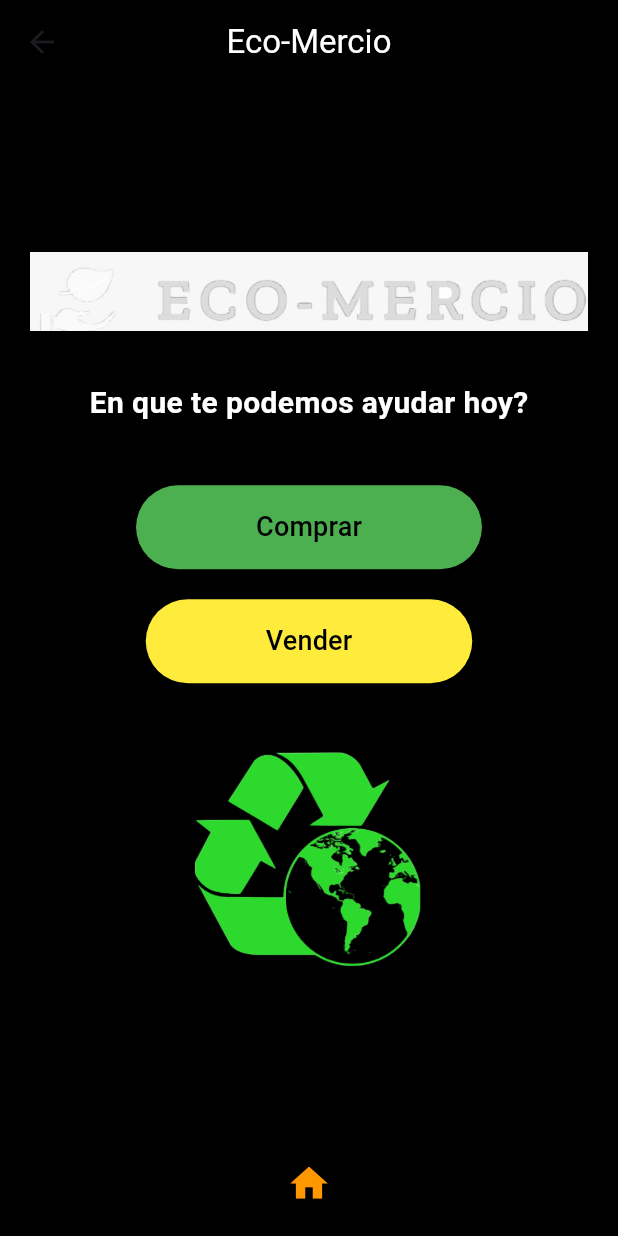
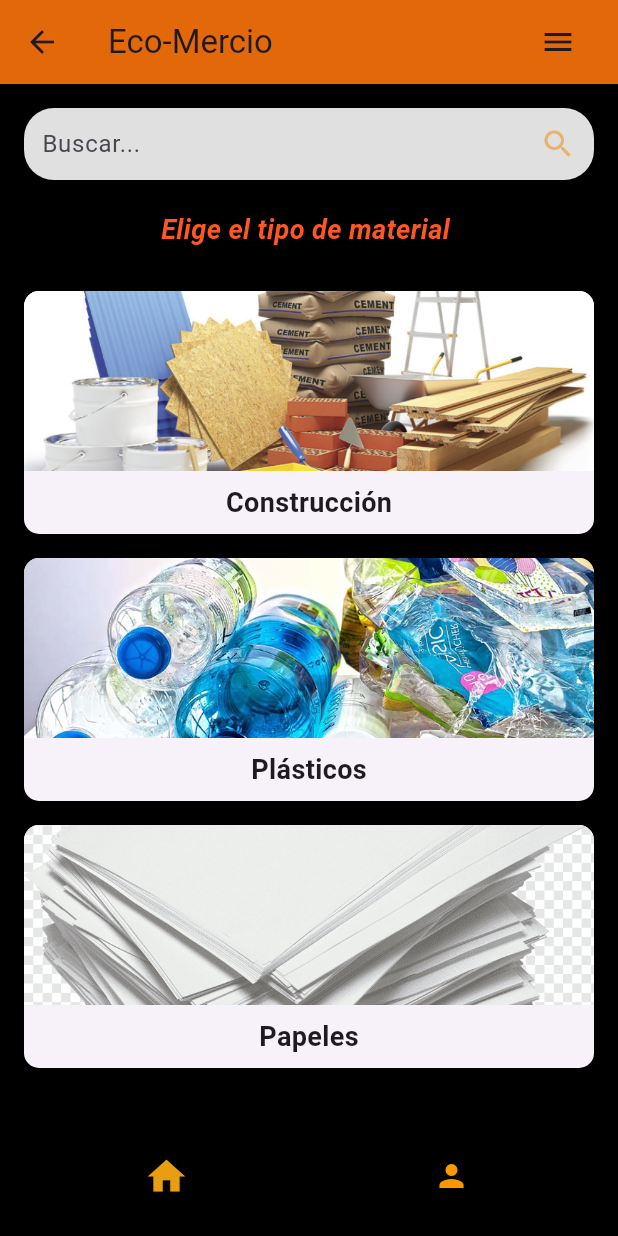
Before and after one commit to 22042001/front-reciclaje, a Flutter app: the HomeSelectionPage screen opened by its route, after a tap on "Vender", on a phone screen of 412 x 824 dp. Run offline on Flutter 3.47's test engine with Material 3 defaults, Android fonts, the phone set to English and light mode, and no system bars; our stand-ins replace shared_preferences; accounts and stored records are empty.

Commit message:
vista de matrial_home y Home_selection

```diff
--- a/lib/screens/home_selection_page.dart
+++ b/lib/screens/home_selection_page.dart
@@ -1,13 +1,31 @@
 import 'package:flutter/material.dart';
+import 'material_selection_page.dart'; // Asegúrate de importar la nueva pantalla
+import 'login_page.dart'; // Importa la pantalla de inicio de sesión
+import '../service/api_service.dart'; // Asegúrate de importar tu servicio API
 
 class HomeSelectionPage extends StatelessWidget {
+  final ApiService apiService = ApiService(); // Inicializa el servicio API
+
   @override
   Widget build(BuildContext context) {
     return Scaffold(
       appBar: AppBar(
-        backgroundColor: Colors.black,
+        backgroundColor: const Color.fromARGB(255, 234, 98, 8),
         title: Text('Eco-Mercio', style: TextStyle(color: Colors.white)),
         centerTitle: true,
+        actions: [
+          IconButton(
+            icon: Icon(Icons.logout, color: const Color.fromARGB(255, 11, 11, 11)),
+            onPressed: () async {
+              // Lógica para cerrar sesión
+              await apiService.logout(); // Llama a la función de cierre de sesión
+              Navigator.pushReplacement(
+                context,
+                MaterialPageRoute(builder: (context) => LoginPage()), // Redirige a la pantalla de inicio de sesión
+              );
+            },
+          ),
+        ],
       ),
       body: Container(
         padding: EdgeInsets.symmetric(horizontal: 20.0),
@@ -16,12 +34,12 @@ class HomeSelectionPage extends StatelessWidget {
           mainAxisAlignment: MainAxisAlignment.center,
           children: [
             Image.asset(
-              'assets/images/logo.jpg', // Asegúrate de tener esta imagen en tu carpeta de assets
+              'assets/images/logoeco-2.png', // Asegúrate de tener esta imagen en tu carpeta de assets
               height: 80,
             ),
             SizedBox(height: 20),
             Text(
-              'En que te podemos ayudar hoy?',
+              '¿En qué te podemos ayudar hoy?',
               style: TextStyle(
                 color: Colors.white,
                 fontSize: 20,
@@ -32,7 +50,7 @@ class HomeSelectionPage extends StatelessWidget {
             // Botón "Comprar"
             ElevatedButton(
               onPressed: () {
-                // Lógica para navegar a la vista de lista de publicaciones
+                // Navegar a la vista de lista de publicaciones
                 Navigator.pushNamed(context, '/listPublications');
               },
               style: ElevatedButton.styleFrom(
@@ -54,8 +72,11 @@ class HomeSelectionPage extends StatelessWidget {
             // Botón "Vender"
             ElevatedButton(
               onPressed: () {
-                // Lógica para navegar a la vista de crear publicación
-                Navigator.pushNamed(context, '/createOffer');
+                // Navegar a la pantalla de selección de tipo de material
+                Navigator.push(
+                  context,
+                  MaterialPageRoute(builder: (context) => MaterialSelectionPage()),
+                );
               },
               style: ElevatedButton.styleFrom(
                 backgroundColor: Colors.yellow, // Color de fondo del botón
@@ -81,18 +102,6 @@ class HomeSelectionPage extends StatelessWidget {
           ],
         ),
       ),
-      bottomNavigationBar: BottomAppBar(
-        color: Colors.black,
-        child: Container(
-          padding: EdgeInsets.all(10),
-          child: IconButton(
-            icon: Icon(Icons.home, color: Colors.orange, size: 30),
-            onPressed: () {
-              Navigator.pushNamed(context, '/'); // Volver a la pantalla de inicio de sesión
-            },
-          ),
-        ),
-      ),
     );
   }
 }
--- /dev/null
+++ b/lib/screens/material_selection_page.dart
@@ -0,0 +1,147 @@
+import 'package:flutter/material.dart';
+
+class MaterialSelectionPage extends StatelessWidget {
+  final List<String> materials = [
+    'Construcción',
+    'Plásticos',
+    'Papeles',
+    'Metal',
+    'Vidrios'
+  ];
+
+  final List<String> images = [
+    'assets/images/materiales.png',
+    'assets/images/consumo-de-plastico.jpg',
+    'assets/images/papel.png',
+    'assets/images/metales.jpg',
+    'assets/images/vidrio.jpg'
+  ];
+
+  @override
+  Widget build(BuildContext context) {
+    return Scaffold(
+      appBar: AppBar(
+        title: Row(
+          mainAxisAlignment: MainAxisAlignment.spaceBetween,
+          children: [
+            Text('Eco-Mercio'),
+            IconButton(
+              icon: Icon(Icons.menu),
+              onPressed: () {
+                // Lógica para el menú lateral
+              },
+            ),
+          ],
+        ),
+        backgroundColor: const Color.fromARGB(255, 227, 104, 10),
+      ),
+      body: Padding(
+        padding: const EdgeInsets.all(16.0),
+        child: Column(
+          children: [
+            // Barra de búsqueda
+            Container(
+              padding: EdgeInsets.symmetric(horizontal: 12.0),
+              decoration: BoxDecoration(
+                color: Colors.grey[300],
+                borderRadius: BorderRadius.circular(20),
+              ),
+              child: Row(
+                children: [
+                  Expanded(
+                    child: TextField(
+                      decoration: InputDecoration(
+                        hintText: 'Buscar...',
+                        border: InputBorder.none,
+                      ),
+                    ),
+                  ),
+                  Icon(Icons.search, color: const Color.fromARGB(137, 243, 141, 7)),
+                ],
+              ),
+            ),
+            SizedBox(height: 20),
+            // Título de la sección
+            Text(
+              'Elige el tipo de material ',
+              style: TextStyle(
+                fontSize: 18,
+                fontWeight: FontWeight.bold,
+                fontStyle: FontStyle.italic,
+                color: Color.fromARGB(255, 255, 87, 34), // Color personalizado usando ARGB
+              ),
+            ),
+            SizedBox(height: 20),
+            Expanded(
+              child: ListView.builder(
+                itemCount: materials.length,
+                itemBuilder: (context, index) {
+                  return GestureDetector(
+                    onTap: () {
+                      // Navegar al formulario de creación de oferta
+                      // Navigator.push(context, MaterialPageRoute(builder: (context) => CrearOfertaPage(material: materials[index])));
+                    },
+                    child: Card(
+                      margin: EdgeInsets.symmetric(vertical: 8.0),
+                      shape: RoundedRectangleBorder(
+                        borderRadius: BorderRadius.circular(10),
+                      ),
+                      child: Column(
+                        children: [
+                          ClipRRect(
+                            borderRadius: BorderRadius.vertical(
+                              top: Radius.circular(10),
+                            ),
+                            child: Image.asset(
+                              images[index],
+                              height: 120,
+                              width: double.infinity,
+                              fit: BoxFit.cover,
+                            ),
+                          ),
+                          Padding(
+                            padding: const EdgeInsets.all(8.0),
+                            child: Text(
+                              materials[index],
+                              style: TextStyle(
+                                fontSize: 18,
+                                fontWeight: FontWeight.bold,
+                              ),
+                            ),
+                          ),
+                        ],
+                      ),
+                    ),
+                  );
+                },
+              ),
+            ),
+          ],
+        ),
+      ),
+      bottomNavigationBar: BottomAppBar(
+        color: const Color.fromARGB(255, 0, 0, 0),
+        child: Container(
+          height: 50,
+          child: Row(
+            mainAxisAlignment: MainAxisAlignment.spaceAround,
+            children: [
+              IconButton(
+                icon: Icon(Icons.home, color: const Color.fromARGB(255, 233, 157, 17), size: 30),
+                onPressed: () {
+                  Navigator.pushNamed(context, '/homeSelection'); // Redirige a la pantalla principal
+                },
+              ),
+              IconButton(
+                icon: Icon(Icons.person, color: Colors.orange),
+                onPressed: () {
+                  // Redirigir al perfil del usuario
+                },
+              ),
+            ],
+          ),
+        ),
+      ),
+    );
+  }
+}
--- a/pubspec.yaml
+++ b/pubspec.yaml
@@ -40,6 +40,7 @@ dependencies:
 dev_dependencies:
   flutter_test:
     sdk: flutter
+  shared_preferences: ^2.0.13
 
   # The "flutter_lints" package below contains a set of recommended lints to
   # encourage good coding practices. The lint set provided by the package is
```
Also changed, not shown: lib/main.dart (+7 -3 lines), lib/screens/login_page.dart (+4 -59 lines), lib/service/api_service.dart (+32 -2 lines), assets/images/consumo-de-plastico.jpg (added), assets/images/logoeco-2.png (added), assets/images/materiales.png (added), assets/images/metales.jpg (added), assets/images/papel.png (added), assets/images/vidrio.jpg (added), pubspec.lock, 1 other file.
